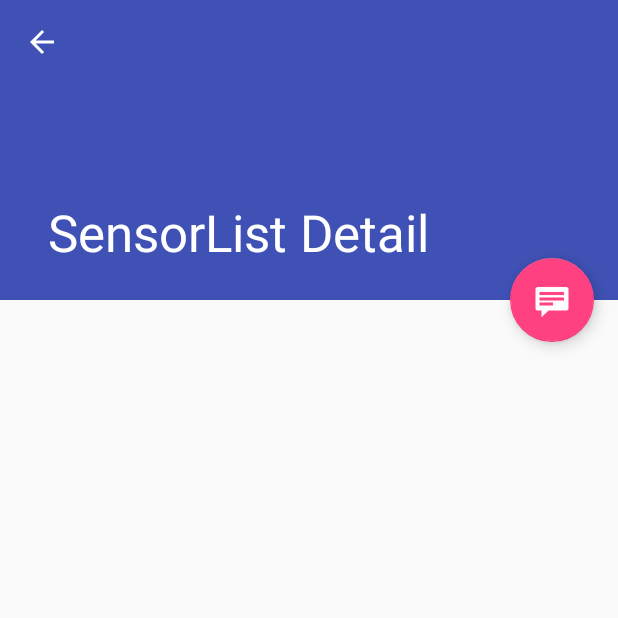
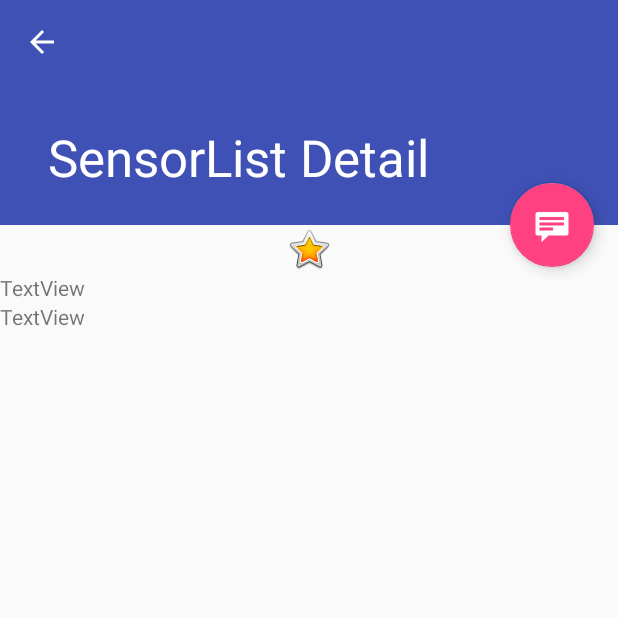
Before and after one commit to ghostandgrey/sensible, an Android app: the SensorListDetailActivity screen opened directly, with no data from a screen before it, on a phone screen of 412 x 824 dp, the top half of it. Run offline under Robolectric (Android 15) with nearby library versions, the phone set to English and light mode, and no system bars; 1 statement that could not run was skipped.

Commit message:
PA/VK - Add activity views for temperature sensor and default sensor

```diff
--- a/app/src/main/java/intelliware/ca/sensible/SensorListDetailFragment.java
+++ b/app/src/main/java/intelliware/ca/sensible/SensorListDetailFragment.java
@@ -53,11 +53,20 @@ public class SensorListDetailFragment extends Fragment {
     @Override
     public View onCreateView(LayoutInflater inflater, ViewGroup container,
                              Bundle savedInstanceState) {
-        View rootView = inflater.inflate(R.layout.sensorlist_detail, container, false);
+        View rootView;
 
         // Show the dummy content as text in a TextView.
         if (sensor != null) {
-            ((TextView) rootView.findViewById(R.id.sensorlist_detail)).setText(sensor.toString());
+            if (sensor.getType() == Sensor.TYPE_AMBIENT_TEMPERATURE) {
+                rootView = inflater.inflate(R.layout.temperature_sensor, container, false);
+                ((TextView) rootView.findViewById(R.id.temperature)).setText("" + sensor.getPower());
+            } else {
+                rootView = inflater.inflate(R.layout.dummy_sensor, container, false);
+                ((TextView) rootView.findViewById(R.id.dummy_type)).setText(sensor.getStringType());
+                ((TextView) rootView.findViewById(R.id.dummy_vendor)).setText(sensor.getVendor());
+            }
+        } else {
+            rootView = inflater.inflate(R.layout.dummy_sensor, container, false);
         }
 
         return rootView;
--- /dev/null
+++ b/app/src/main/res/layout/dummy_sensor.xml
@@ -0,0 +1,26 @@
+<?xml version="1.0" encoding="utf-8"?>
+<LinearLayout xmlns:android="http://schemas.android.com/apk/res/android"
+    xmlns:app="http://schemas.android.com/apk/res-auto"
+    android:id="@+id/dummy_view"
+    android:layout_width="match_parent"
+    android:layout_height="match_parent"
+    android:orientation="vertical">
+
+    <ImageView
+        android:id="@+id/dummy_imageView"
+        android:layout_width="match_parent"
+        android:layout_height="wrap_content"
+        app:srcCompat="@android:drawable/btn_star_big_on" />
+
+    <TextView
+        android:id="@+id/dummy_type"
+        android:layout_width="match_parent"
+        android:layout_height="wrap_content"
+        android:text="TextView" />
+
+    <TextView
+        android:id="@+id/dummy_vendor"
+        android:layout_width="match_parent"
+        android:layout_height="wrap_content"
+        android:text="TextView" />
+</LinearLayout>
--- a/app/src/main/res/values/dimens.xml
+++ b/app/src/main/res/values/dimens.xml
@@ -1,7 +1,7 @@
 <?xml version="1.0" encoding="utf-8"?>
 <resources>
     <dimen name="fab_margin">16dp</dimen>
-    <dimen name="app_bar_height">200dp</dimen>
+    <dimen name="app_bar_height">150dp</dimen>
     <dimen name="item_width">200dp</dimen>
     <dimen name="text_margin">16dp</dimen>
 </resources>
```
Also changed, not shown: app/src/main/res/layout/temperature_sensor.xml (added, +22 -0 lines).
